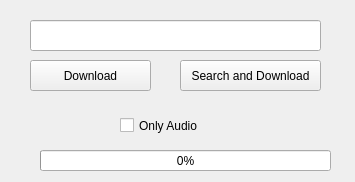
This is ui.ui in Yekong995/YtDownloader as Qt 5 draws it before an edit. The edited form follows.
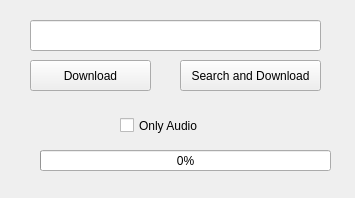
This is the edited form.

The edit to the form file:
```diff
--- a/ui.ui
+++ b/ui.ui
@@ -7,7 +7,7 @@
     <x>0</x>
     <y>0</y>
     <width>355</width>
-    <height>182</height>
+    <height>198</height>
    </rect>
   </property>
   <property name="windowTitle">
```
Left out of the diff: 5 changed lines with no effect on the pictures.
